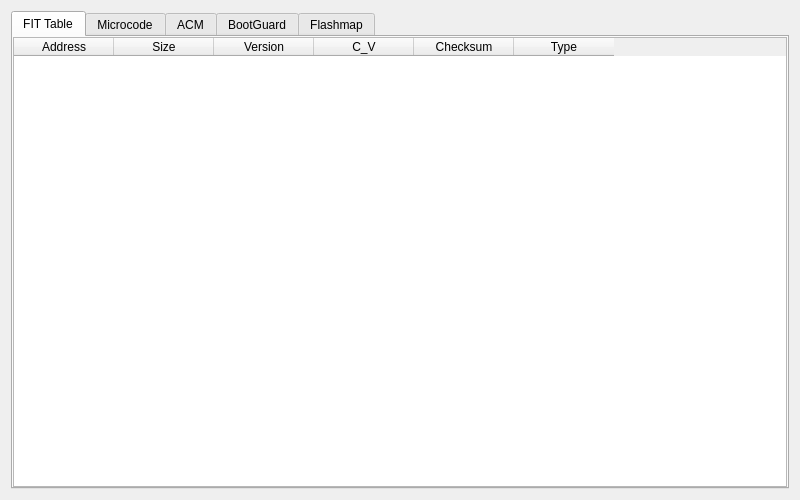
Before: the Qt Designer form InfoWindow.ui in stephan-zhuchen/BIOS-Viewer, drawn with Qt 5.
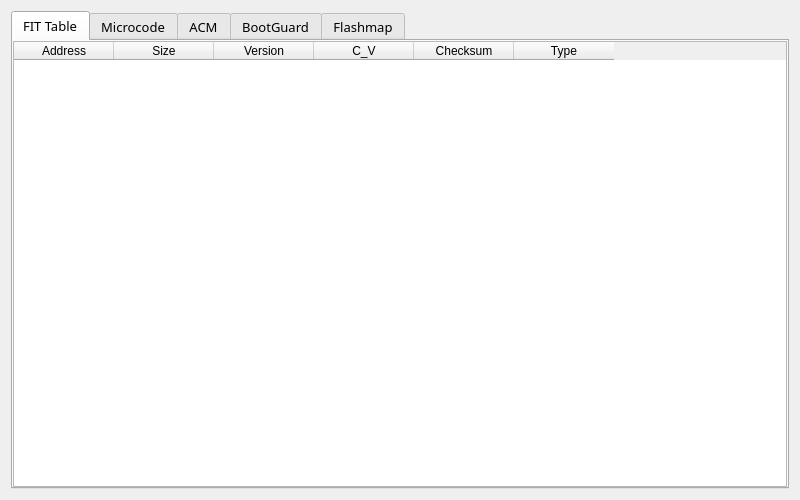
After: the same form once the commit is applied. The open tabs and pages were chosen to show the change.

The edit to the form file:
```diff
--- a/InfoWindow.ui
+++ b/InfoWindow.ui
@@ -25,6 +25,12 @@
   <layout class="QHBoxLayout" name="horizontalLayout">
    <item>
     <widget class="QTabWidget" name="tabWidget">
+     <property name="font">
+      <font>
+       <family>Fira Code</family>
+       <pointsize>10</pointsize>
+      </font>
+     </property>
      <property name="tabShape">
       <enum>QTabWidget::Rounded</enum>
      </property>
```
Left out of the diff: 2 changed lines with no effect on the pictures.
